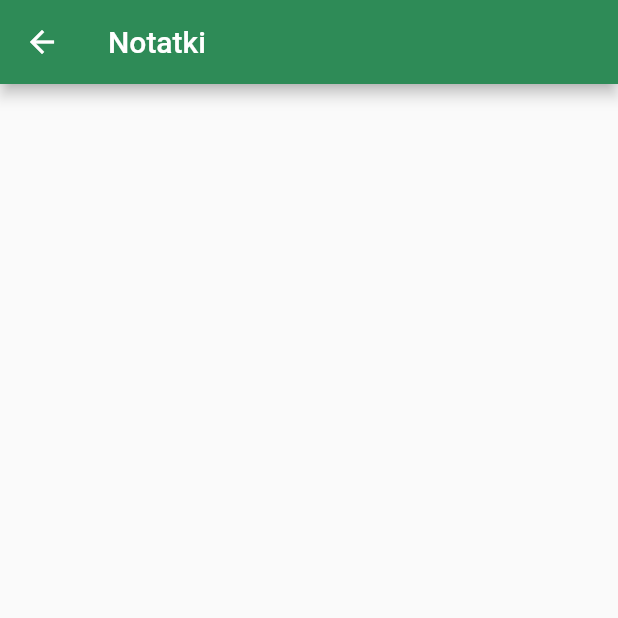
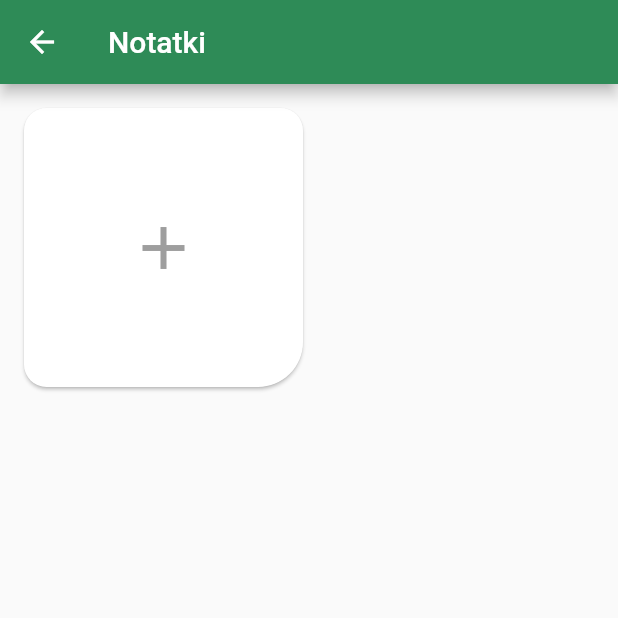
Before and after one commit to zysek11/LifestyleApplication, a Flutter app: the screen it shows after launch, after a tap on "NOTES", on a phone screen of 412 x 824 dp, the top half of it. Run offline on Flutter 3.47's test engine with Material 2 defaults, Android fonts, the phone set to English and light mode, and no system bars; our stand-ins replace fluttertoast, getwidget, google_nav_bar, hive, hive_flutter, image_picker and 4 more; missing offline and left inert: simple_progress_indicators; accounts and stored records are empty.

Commit message:
dodawanie notatnika

```diff
--- a/lib/Pages/miniApps/Notes.dart
+++ b/lib/Pages/miniApps/Notes.dart
@@ -1,17 +1,23 @@
-import 'package:flutter/MATERIAL.dart';
+import 'package:flutter/material.dart';
+import 'package:hive_flutter/hive_flutter.dart';
+import 'package:page_transition/page_transition.dart';
+import '../../hive_classes/Note.dart';
+import 'NotePage.dart';
 
 class Notes extends StatefulWidget {
-  const Notes({super.key});
+  const Notes({Key? key}) : super(key: key);
 
   @override
   State<Notes> createState() => _NotesState();
 }
 
 class _NotesState extends State<Notes> {
+  late Box notesBox;
 
   @override
   void initState() {
     super.initState();
+    notesBox = Hive.box('note');
   }
 
   @override
@@ -22,8 +28,58 @@ class _NotesState extends State<Notes> {
         title: Text('Notatki'),
       ),
       body: Padding(
-        padding: const EdgeInsets.symmetric(vertical: 8.0,horizontal: 15),
-
+        padding: const EdgeInsets.symmetric(vertical: 12.0, horizontal: 12),
+        child: GridView.builder(
+          gridDelegate: SliverGridDelegateWithFixedCrossAxisCount(
+            crossAxisCount: 2, // Możesz dostosować liczbę kolumn
+          ),
+          itemCount: notesBox.length + 1, // Dodajemy 1 dla pustego elementu "+"
+          itemBuilder: (context, index) {
+            if (index < notesBox.length) {
+              final note = notesBox.getAt(index);
+              if (note != null) {
+                return Card(
+                  child: ListTile(
+                    title: Text(note.title),
+                    subtitle: Text(note.content),
+                    // Tutaj możesz dodać obsługę interakcji z notatką, np. edycję lub usunięcie
+                  ),
+                );
+              }
+            } else {
+              // Jeśli jesteśmy na ostatnim indeksie (pusty element "+")
+              return InkWell(
+                onTap: () {
+                  // Kliknięcie na "+" przeniesie użytkownika do strony tworzenia notatki
+                  Navigator.push(
+                    context,
+                    PageTransition(
+                      type: PageTransitionType.fade, // Wybierz rodzaj animacji, np. scale
+                      alignment: Alignment.center,
+                      duration: Duration(milliseconds: 300), // Czas trwania animacji
+                      child: NotePage(),
+                    ),
+                  );
+                },
+                child: Card(
+                  shape: RoundedRectangleBorder(
+                      borderRadius: BorderRadius.only(topLeft: Radius.circular(15),
+                        topRight: Radius.circular(15), bottomLeft: Radius.circular(15),
+                        bottomRight: Radius.circular(30))
+                  ),
+                    child: Center(
+                      child: Icon(
+                        Icons.add,
+                        size: 48.0,
+                        color: Colors.grey,
+                      ),
+                    ),
+                )
+              );
+            }
+            return const SizedBox();
+          },
+        ),
       ),
     );
   }
--- a/lib/main.dart
+++ b/lib/main.dart
@@ -3,6 +3,7 @@ import 'package:google_nav_bar/google_nav_bar.dart';
 import 'package:lifestyle_application/hive_classes/DayFood.dart';
 import 'package:lifestyle_application/hive_classes/Food.dart';
 import 'package:lifestyle_application/hive_classes/Gym.dart';
+import 'package:lifestyle_application/hive_classes/Note.dart';
 import 'package:lifestyle_application/hive_classes/Recipe.dart';
 import 'Pages/DietScreen.dart';
 import 'Pages/ExerciseScreen.dart';
@@ -23,12 +24,14 @@ void main() async{
   Hive.registerAdapter(FoodAdapter());
   Hive.registerAdapter(DayFoodAdapter());
   Hive.registerAdapter(GymAdapter());
+  Hive.registerAdapter(NoteAdapter());
   await Hive.openBox('exercises');
   await Hive.openBox('exercisesGym');
   await Hive.openBox('exercisesVolley');
   await Hive.openBox('recipes');
   await Hive.openBox('caloriesConst');
   await Hive.openBox('dayFood');
+  await Hive.openBox('note');
   runApp(MyApp());
 }
 
--- a/pubspec.yaml
+++ b/pubspec.yaml
@@ -50,6 +50,7 @@ dependencies:
   fluttertoast: ^8.1.1
   lottie: ^1.4.2
   shared_preferences: ^2.2.0
+  page_transition: ^2.1.0
 
 dev_dependencies:
   build_runner: ^2.3.3
```
Also changed, not shown: lib/Pages/miniApps/NotePage.dart (added, +60 -0 lines), lib/hive_classes/Note.dart (added, +16 -0 lines), lib/hive_classes/Note.g.dart (added), pubspec.lock.
